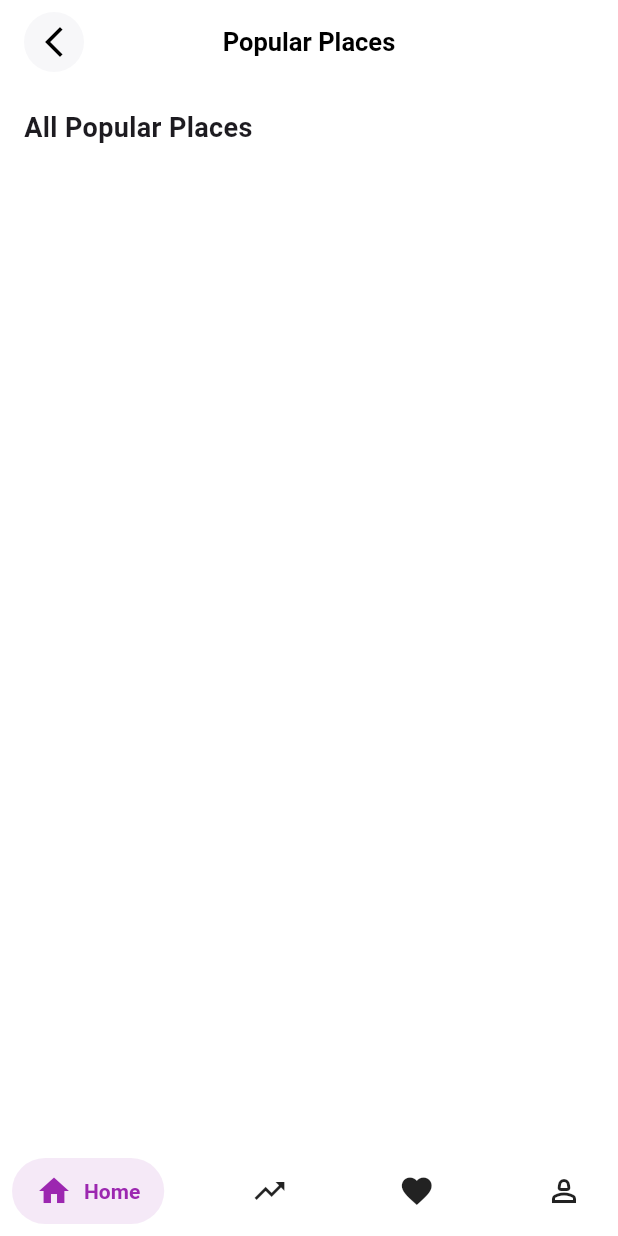
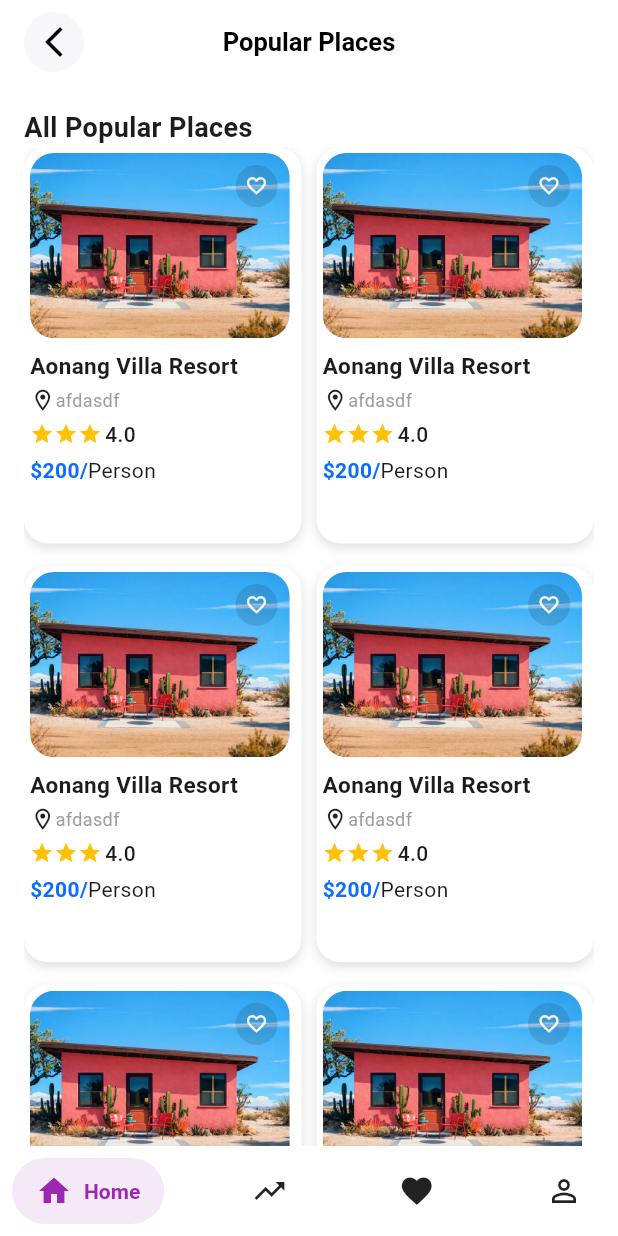
Before and after one commit to NadyAlwazah/flutter-task06-travel-app-beg, a Flutter app: the BottomBarLayout screen opened by its route, on a phone screen of 412 x 824 dp. Run offline on Flutter 3.47's test engine with Material 3 defaults, Android fonts, the phone set to English and light mode, and no system bars; drawn by our look-alikes of salomon_bottom_bar; our stand-ins replace firebase_core, go_router; accounts and stored records are empty.

Commit message:
feat(home): create PopularPlaceCard, PopularPlacesGrid, and HomeViewBody with initial responsive layout

```diff
--- a/lib/features/bottom_bar_layout/presentation/views/bottom_bar_layout.dart
+++ b/lib/features/bottom_bar_layout/presentation/views/bottom_bar_layout.dart
@@ -58,7 +58,7 @@ class _BottomBarLayoutState extends State<BottomBarLayout> {
 
           //Profile
           SalomonBottomBarItem(
-            icon: const Icon(Icons.person_2_outlined),
+            icon: const Icon(Icons.person_outline),
             title: const Text("Profile"),
             selectedColor: Colors.orange,
           ),
--- a/lib/features/home/presentation/views/home_view.dart
+++ b/lib/features/home/presentation/views/home_view.dart
@@ -1,5 +1,6 @@
 import 'package:flutter/material.dart';
 import 'package:flutter_task06_travel_app_beg/core/widgets/custom_app_bar.dart';
+import 'package:flutter_task06_travel_app_beg/features/home/presentation/views/widgets/home_view_body.dart';
 
 class HomeView extends StatelessWidget {
   const HomeView({super.key});
@@ -20,6 +21,9 @@ class HomeView extends StatelessWidget {
             style: TextStyle(fontWeight: FontWeight.w700, fontSize: 18),
           ),
         ),
+
+        // Body
+        Expanded(child: HomeViewBody()),
       ],
     );
   }
--- /dev/null
+++ b/lib/features/home/presentation/views/widgets/home_view_body.dart
@@ -0,0 +1,16 @@
+import 'package:flutter/material.dart';
+import 'package:flutter_task06_travel_app_beg/features/home/presentation/views/widgets/popular_places_grid.dart';
+
+class HomeViewBody extends StatelessWidget {
+  const HomeViewBody({super.key});
+
+  @override
+  Widget build(BuildContext context) {
+    return const Padding(
+      padding: EdgeInsets.symmetric(horizontal: 16.0),
+      child: SingleChildScrollView(
+        child: Column(children: [PopularPlacesGrid(), SizedBox(height: 16)]),
+      ),
+    );
+  }
+}
--- /dev/null
+++ b/lib/features/home/presentation/views/widgets/popular_place_card.dart
@@ -0,0 +1,128 @@
+import 'package:flutter/material.dart';
+import 'package:flutter_task06_travel_app_beg/core/theme/app_colors.dart';
+
+class PopularPlaceCard extends StatelessWidget {
+  final String imagePath;
+  final String title;
+  final String location;
+  final double rating;
+  final double price;
+  final VoidCallback? onFavoriteTap;
+
+  const PopularPlaceCard({
+    super.key,
+    required this.imagePath,
+    required this.title,
+    required this.location,
+    required this.rating,
+    required this.price,
+    this.onFavoriteTap,
+  });
+
+  @override
+  Widget build(BuildContext context) {
+    final widthScrren = MediaQuery.of(context).size.width;
+
+    return Container(
+      width: widthScrren * 0.42,
+      decoration: BoxDecoration(
+        color: Colors.white,
+        borderRadius: BorderRadius.circular(16),
+        boxShadow: const [
+          BoxShadow(color: Colors.black12, blurRadius: 6, offset: Offset(0, 3)),
+        ],
+      ),
+      child: Padding(
+        padding: const EdgeInsets.all(4.0),
+        child: Column(
+          mainAxisSize: MainAxisSize.min,
+
+          crossAxisAlignment: CrossAxisAlignment.start,
+          children: [
+            // Image + Favorite icon
+            Stack(
+              children: [
+                ClipRRect(
+                  borderRadius: const BorderRadius.all(Radius.circular(16)),
+                  child: Image.asset(
+                    imagePath,
+                    height: widthScrren * 0.30,
+                    width: widthScrren * 0.42,
+                    fit: BoxFit.cover,
+                  ),
+                ),
+                Positioned(
+                  top: 8,
+                  right: 8,
+                  child: GestureDetector(
+                    onTap: onFavoriteTap,
+                    child: const CircleAvatar(
+                      backgroundColor: Colors.black12,
+                      radius: 14,
+                      child: Icon(
+                        Icons.favorite_border,
+                        color: Colors.white,
+                        size: 15,
+                      ),
+                    ),
+                  ),
+                ),
+              ],
+            ),
+
+            const SizedBox(height: 8),
+            Text(
+              title,
+              style: const TextStyle(fontSize: 15, fontWeight: FontWeight.w600),
+            ),
+
+            const SizedBox(height: 4),
+            Row(
+              children: [
+                const Icon(Icons.location_on_outlined, size: 17),
+
+                Text(
+                  location,
+                  style: const TextStyle(color: Colors.grey, fontSize: 12),
+                ),
+              ],
+            ),
+
+            const SizedBox(height: 4),
+            Row(
+              children: [
+                const Icon(Icons.star, color: Colors.amber, size: 16),
+                const Icon(Icons.star, color: Colors.amber, size: 16),
+                const Icon(Icons.star, color: Colors.amber, size: 16),
+
+                const SizedBox(width: 2),
+                Text(
+                  rating.toString(),
+                  style: const TextStyle(fontWeight: FontWeight.w500),
+                ),
+              ],
+            ),
+
+            const SizedBox(height: 4),
+            Text.rich(
+              TextSpan(
+                children: [
+                  TextSpan(
+                    text: '\$${price.toInt()}/',
+                    style: const TextStyle(
+                      color: AppColors.primary,
+                      fontWeight: FontWeight.w600,
+                    ),
+                  ),
+                  const TextSpan(text: "Person"),
+                ],
+              ),
+            ),
+
+            const SizedBox(height: 4),
+          ],
+        ),
+      ),
+    );
+  }
+}
--- /dev/null
+++ b/lib/features/home/presentation/views/widgets/popular_places_grid.dart
@@ -0,0 +1,30 @@
+import 'package:flutter/material.dart';
+import 'package:flutter_task06_travel_app_beg/features/home/presentation/views/widgets/popular_place_card.dart';
+
+class PopularPlacesGrid extends StatelessWidget {
+  const PopularPlacesGrid({super.key});
+
+  @override
+  Widget build(BuildContext context) {
+    return GridView.builder(
+      gridDelegate: const SliverGridDelegateWithFixedCrossAxisCount(
+        crossAxisCount: 2,
+        crossAxisSpacing: 10,
+        mainAxisSpacing: 15,
+        childAspectRatio: 0.70,
+      ),
+      shrinkWrap: true,
+      physics: const NeverScrollableScrollPhysics(),
+      itemCount: 9,
+      itemBuilder: (context, index) {
+        return const PopularPlaceCard(
+          imagePath: "assets/images/Copilot_20260604_000453.png",
+          title: "Aonang Villa Resort",
+          location: "afdasdf",
+          rating: 4,
+          price: 200,
+        );
+      },
+    );
+  }
+}
```
Also changed, not shown: assets/images/Copilot_20260604_000453.png (added).
